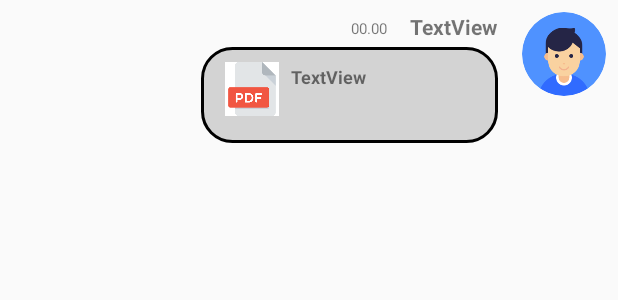
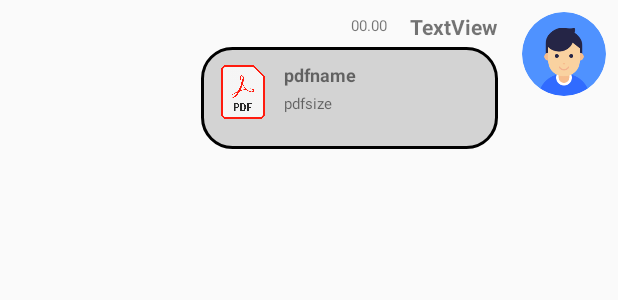
Before and after one commit to BasPasut/Android-FinChat, an Android app: the layout message_pdf_sent.xml on its own in the app's theme, with its tools: preview values and no code run, on a phone screen of 412 x 824 dp. Shown: the top 300 px of the screen. Run offline under Robolectric (Android 15) with nearby library versions, the phone set to English and light mode, and no system bars; Roboto replaces fonts that are not available here.

Commit message:
add pdf file size

```diff
--- a/app/src/main/res/layout/message_pdf_sent.xml
+++ b/app/src/main/res/layout/message_pdf_sent.xml
@@ -40,7 +40,7 @@
         android:layout_width="wrap_content"
         android:layout_height="wrap_content"
         android:layout_alignParentTop="true"
-        android:layout_marginTop="12dp"
+        android:layout_marginTop="10dp"
         android:layout_marginEnd="15dp"
         android:layout_toStartOf="@+id/message_pdf_name_sent"
         android:text="00.00"
@@ -54,43 +54,56 @@
         android:layout_marginEnd="8dp"
         android:layout_marginBottom="8dp"
         android:layout_toStartOf="@+id/message_pdf_profile_sent"
-        android:background="@drawable/message_pdf_background">
-
-        <TextView
-            android:id="@+id/pdf_size_sent"
-            android:layout_width="wrap_content"
-            android:layout_height="wrap_content"
-            android:layout_marginStart="60dp"
-            android:layout_marginTop="30dp"
-            android:text="TextView"
-            android:textSize="10sp"
-            android:visibility="invisible" />
-
-        <TextView
-            android:id="@+id/pdf_name_sent"
-            android:layout_width="wrap_content"
-            android:layout_height="wrap_content"
-            android:layout_marginStart="60dp"
-            android:layout_marginTop="11dp"
-            android:layout_marginEnd="8dp"
-            android:layout_marginBottom="5dp"
-            android:text="TextView"
-            android:textSize="12sp"
-            android:textStyle="bold" />
+        android:background="@drawable/message_pdf_background"
+        android:paddingBottom="4dp">
 
         <ImageView
             android:id="@+id/pdf_image"
             android:layout_width="36dp"
             android:layout_height="36dp"
-            android:layout_marginStart="16dp"
-            android:layout_marginTop="10dp"
+            android:layout_marginStart="10dp"
+            android:layout_marginTop="12dp"
             app:srcCompat="@drawable/pdf" />
 
+
+        <LinearLayout
+            android:layout_width="match_parent"
+            android:layout_height="match_parent"
+            android:layout_marginStart="55dp"
+            android:layout_marginTop="10dp"
+            android:layout_marginBottom="10dp"
+            android:orientation="vertical"
+            android:paddingEnd="10dp">
+
+            <TextView
+                android:id="@+id/pdf_name_sent"
+                android:layout_width="match_parent"
+                android:layout_height="wrap_content"
+                android:layout_margin="0dp"
+                android:layout_marginStart="0dp"
+                android:layout_marginTop="0dp"
+                android:layout_marginEnd="0dp"
+                android:layout_marginBottom="0dp"
+                android:text="pdfname"
+                android:textSize="12sp"
+                android:textStyle="bold" />
+
+            <TextView
+                android:id="@+id/pdf_size_sent"
+                android:layout_width="wrap_content"
+                android:layout_height="wrap_content"
+                android:layout_marginStart="0dp"
+                android:layout_marginTop="4dp"
+                android:text="pdfsize"
+                android:textSize="10sp"
+                android:visibility="visible" />
+
+        </LinearLayout>
 
         <Button
             android:id="@+id/message_pdf_btn_sent"
             android:layout_width="182dp"
-            android:layout_height="wrap_content"
+            android:layout_height="match_parent"
             android:layout_below="@+id/message_pdf_name_sent"
             android:layout_margin="8dp"
             android:layout_marginStart="8dp"
@@ -98,6 +111,8 @@
             android:layout_marginBottom="8dp"
             android:layout_toEndOf="@+id/message_pdf_profile_receive"
             android:background="@android:color/transparent"
+            android:paddingEnd="10dp"
+            android:paddingBottom="5dp"
             android:scaleType="fitCenter" />
     </FrameLayout>
 
```
Also changed, not shown: app/src/main/java/com/example/finchat/ChatActivity.java (+0 -10 lines), app/src/main/java/com/example/finchat/MessageListAdapter.java (+44 -85 lines), app/src/main/res/layout/message_pdf_receive.xml (+39 -27 lines), app/src/main/res/drawable/pdf.png, 1 other file.
